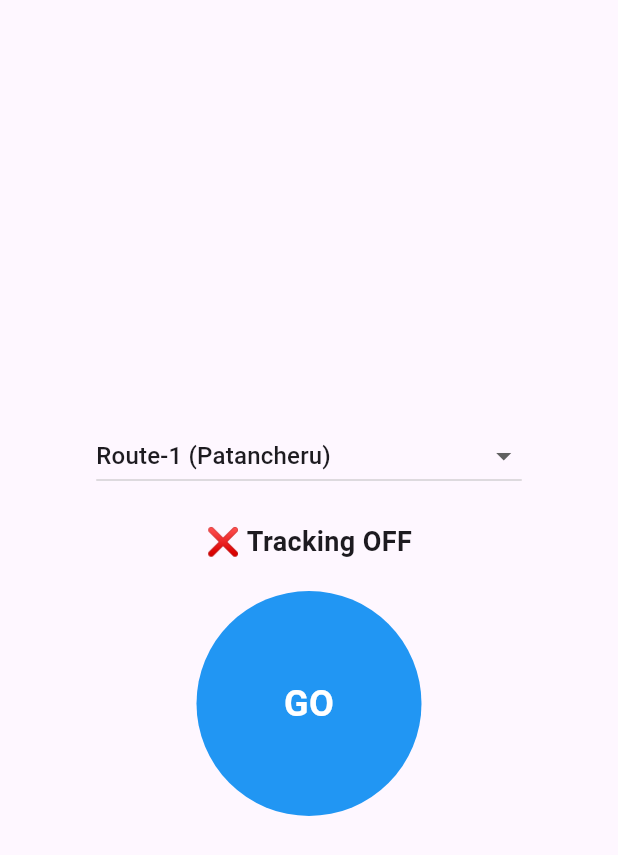
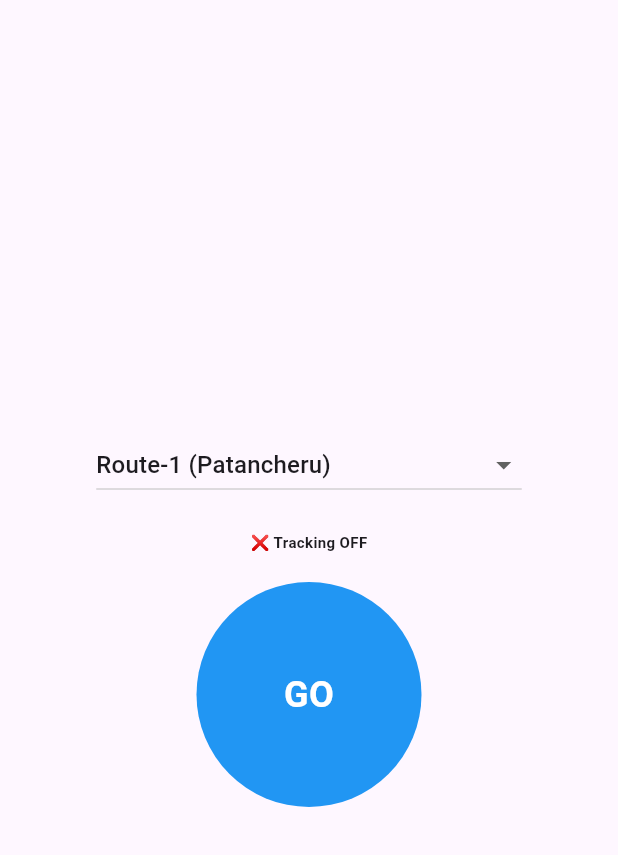
Before and after one commit to nikhild006/VJ-BUS, a Flutter app: the screen it shows after launch, on a phone screen of 412 x 824 dp. Shown: the top 855 px of the screen. Run offline on Flutter 3.47's test engine with Material 3 defaults, Android fonts, the phone set to English and light mode, and no system bars; our stand-ins replace geolocator, permission_handler, shared_preferences, socket_io_client, vibration, wakelock_plus; missing offline and left inert: flutter_background_service; network calls fail.

Commit message:
flutter app 5.0

```diff
--- a/bus_tracking_flutter/lib/main.dart
+++ b/bus_tracking_flutter/lib/main.dart
@@ -268,7 +268,7 @@ class _DriverLocationAppState extends State<DriverLocationApp> {
                 isTracking == true
                     ? "📡 Tracking ON for $selectedRouteId"
                     : "❌ Tracking OFF",
-                style: TextStyle(fontSize: 18, fontWeight: FontWeight.bold),
+                style: TextStyle(fontSize: 10, fontWeight: FontWeight.bold),
               ),
               SizedBox(height: 20),
               GestureDetector(
```
